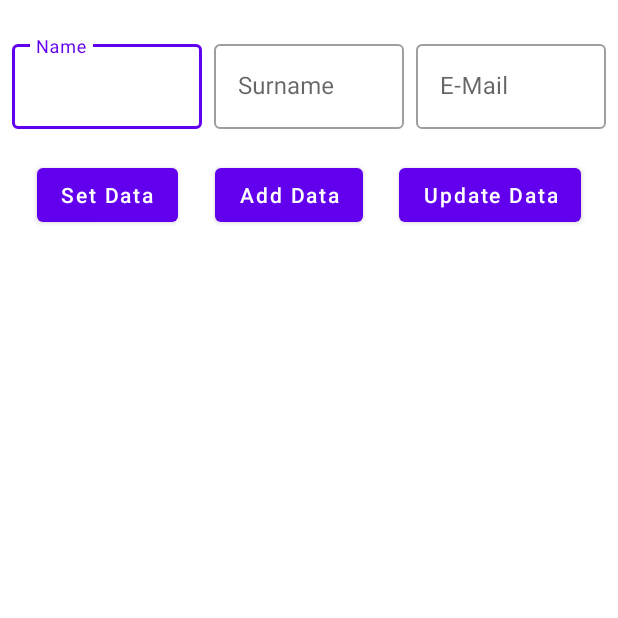
After one commit to cnrture/Firebase-Samples, an Android app: the FirestoreOperationsFragment screen opened directly, with no data from a screen before it, on a phone screen of 412 x 824 dp, the top half of it. The commit adds this screen. Run offline under Robolectric (Android 15) with nearby library versions, the phone set to English and light mode, and no system bars; our stand-ins replace Dagger/Hilt's generated code, Firebase (no records; nobody signed in at launch, a user with empty details on screens opened directly).

Commit message:
Added Firestore add(), set(), update() operations and refactored the codes

```diff
--- a/app/build.gradle
+++ b/app/build.gradle
@@ -5,6 +5,7 @@ plugins {
     id 'kotlin-kapt'
     id 'dagger.hilt.android.plugin'
     id 'androidx.navigation.safeargs'
+    id 'kotlin-parcelize'
 }
 
 android {
@@ -53,6 +54,8 @@ dependencies {
 
     implementation platform('com.google.firebase:firebase-bom:30.3.2')
     implementation 'com.google.firebase:firebase-auth-ktx'
+    implementation 'com.google.firebase:firebase-firestore-ktx'
+
     implementation 'com.google.android.gms:play-services-auth:20.2.0'
 
     // Hilt
--- a/app/src/main/java/com/canerture/firebaseexamples/presentation/auth/AuthFragment.kt
+++ b/app/src/main/java/com/canerture/firebaseexamples/presentation/auth/AuthFragment.kt
@@ -3,11 +3,12 @@ package com.canerture.firebaseexamples.presentation.auth
 import android.os.Bundle
 import android.view.View
 import androidx.fragment.app.Fragment
+import androidx.navigation.fragment.findNavController
 import com.canerture.firebaseexamples.R
+import com.canerture.firebaseexamples.common.AuthOperationsWrapper
 import com.canerture.firebaseexamples.common.viewBinding
 import com.canerture.firebaseexamples.databinding.FragmentAuthBinding
 import com.google.android.material.tabs.TabLayoutMediator
-import com.google.firebase.auth.FirebaseAuth
 import dagger.hilt.android.AndroidEntryPoint
 import javax.inject.Inject
 
@@ -17,18 +18,18 @@ class AuthFragment : Fragment(R.layout.fragment_auth) {
     private val binding by viewBinding(FragmentAuthBinding::bind)
 
     @Inject
-    lateinit var firebaseAuth: FirebaseAuth
+    lateinit var authOperations: AuthOperationsWrapper
 
     override fun onViewCreated(view: View, savedInstanceState: Bundle?) {
         super.onViewCreated(view, savedInstanceState)
 
-        firebaseAuth.currentUser?.let {
-
+        authOperations.checkCurrentUser {
+            findNavController().navigate(R.id.authToFirestoreOperations)
         }
 
         with(binding) {
 
-            val titleList = arrayListOf(NATIVE_PROVIDERS, ADDITIONAL_PROVIDERS)
+            val titleList = arrayListOf("Native Providers", "Additional Providers")
 
             viewPager.adapter = AuthViewPagerAdapter(childFragmentManager, lifecycle)
 
@@ -37,13 +38,8 @@ class AuthFragment : Fragment(R.layout.fragment_auth) {
             }.attach()
 
             btnSignOut.setOnClickListener {
-                firebaseAuth.signOut()
+                authOperations.signOut()
             }
         }
     }
-
-    companion object {
-        private const val NATIVE_PROVIDERS = "Native Providers"
-        private const val ADDITIONAL_PROVIDERS = "Additional Providers"
-    }
 }
--- a/app/src/main/java/com/canerture/firebaseexamples/presentation/auth/additionalproviders/AdditionalProvidersFragment.kt
+++ b/app/src/main/java/com/canerture/firebaseexamples/presentation/auth/additionalproviders/AdditionalProvidersFragment.kt
@@ -7,6 +7,7 @@ import android.widget.Toast
 import androidx.activity.result.IntentSenderRequest
 import androidx.activity.result.contract.ActivityResultContracts
 import androidx.fragment.app.Fragment
+import androidx.navigation.fragment.findNavController
 import com.canerture.firebaseexamples.R
 import com.canerture.firebaseexamples.common.viewBinding
 import com.canerture.firebaseexamples.databinding.FragmentAdditionalProvidersBinding
@@ -75,6 +76,7 @@ class AdditionalProvidersFragment : Fragment(R.layout.fragment_additional_provid
                 firebaseAuth.startActivityForSignInWithProvider(requireActivity(), provider.build())
                     .addOnSuccessListener { authResult ->
                         authResult.user?.let {
+                            findNavController().navigate(R.id.authToFirestoreOperations)
                             Toast.makeText(requireContext(), "Successful!", Toast.LENGTH_SHORT)
                                 .show()
                         }
@@ -91,6 +93,7 @@ class AdditionalProvidersFragment : Fragment(R.layout.fragment_additional_provid
                 firebaseAuth.startActivityForSignInWithProvider(requireActivity(), provider.build())
                     .addOnSuccessListener { authResult ->
                         authResult.user?.let {
+                            findNavController().navigate(R.id.authToFirestoreOperations)
                             Toast.makeText(requireContext(), "Successful!", Toast.LENGTH_SHORT)
                                 .show()
                         }
@@ -109,6 +112,7 @@ class AdditionalProvidersFragment : Fragment(R.layout.fragment_additional_provid
                 val credential = oneTapClient.getSignInCredentialFromIntent(result.data)
                 val idToken = credential.googleIdToken
                 idToken?.let {
+                    findNavController().navigate(R.id.authToFirestoreOperations)
                     Toast.makeText(requireContext(), "idToken", Toast.LENGTH_SHORT).show()
                 }
             }
--- /dev/null
+++ b/app/src/main/java/com/canerture/firebaseexamples/presentation/firestore/ContactsAdapter.kt
@@ -0,0 +1,45 @@
+package com.canerture.firebaseexamples.presentation.firestore
+
+import android.view.LayoutInflater
+import android.view.ViewGroup
+import androidx.recyclerview.widget.RecyclerView
+import com.canerture.firebaseexamples.data.model.Contact
+import com.canerture.firebaseexamples.databinding.ItemContactBinding
+
+class ContactsAdapter : RecyclerView.Adapter<ContactsAdapter.ContactsViewHolder>() {
+
+    private val list = ArrayList<Contact>()
+
+    var onItemClick: (Contact) -> Unit = {}
+
+    override fun onCreateViewHolder(parent: ViewGroup, viewType: Int): ContactsViewHolder {
+        val binding = ItemContactBinding.inflate(LayoutInflater.from(parent.context), parent, false)
+        return ContactsViewHolder(binding)
+    }
+
+    override fun onBindViewHolder(holder: ContactsViewHolder, position: Int) {
+        holder.bind(list[position])
+    }
+
+    inner class ContactsViewHolder(private var binding: ItemContactBinding) :
+        RecyclerView.ViewHolder(binding.root) {
+
+        fun bind(item: Contact) {
+
+            with(binding) {
+
+                tvName.text = item.name
+                tvSurname.text = item.surname
+                tvEmail.text = item.email
+            }
+        }
+    }
+
+    override fun getItemCount(): Int = list.size
+
+    fun updateList(updatedList: List<Contact>) {
+        list.clear()
+        list.addAll(updatedList)
+        notifyItemRangeInserted(0, updatedList.size)
+    }
+}
--- /dev/null
+++ b/app/src/main/java/com/canerture/firebaseexamples/presentation/firestore/FirestoreOperationsFragment.kt
@@ -0,0 +1,97 @@
+package com.canerture.firebaseexamples.presentation.firestore
+
+import android.os.Bundle
+import android.view.View
+import android.widget.Toast
+import androidx.fragment.app.Fragment
+import com.canerture.firebaseexamples.R
+import com.canerture.firebaseexamples.common.FirestoreOperationsWrapper
+import com.canerture.firebaseexamples.common.viewBinding
+import com.canerture.firebaseexamples.data.model.Contact
+import com.canerture.firebaseexamples.databinding.FragmentFirestoreOperationsBinding
+import dagger.hilt.android.AndroidEntryPoint
+import javax.inject.Inject
+
+@AndroidEntryPoint
+class FirestoreOperationsFragment : Fragment(R.layout.fragment_firestore_operations) {
+
+    private val binding by viewBinding(FragmentFirestoreOperationsBinding::bind)
+
+    private val contactsAdapter by lazy { ContactsAdapter() }
+
+    @Inject
+    lateinit var firestoreOperations: FirestoreOperationsWrapper
+
+    override fun onViewCreated(view: View, savedInstanceState: Bundle?) {
+        super.onViewCreated(view, savedInstanceState)
+
+        with(binding) {
+
+            btnAddData.setOnClickListener {
+
+                collectAndCheckData()?.let { contact ->
+
+                    firestoreOperations.addData(contact, {
+                        Toast.makeText(requireContext(), "Data added!", Toast.LENGTH_SHORT).show()
+                    }, {
+                        Toast.makeText(requireContext(), it, Toast.LENGTH_SHORT).show()
+                    })
+                } ?: run {
+                    Toast.makeText(requireContext(), "Missing data!", Toast.LENGTH_SHORT).show()
+                }
+            }
+
+            btnSetData.setOnClickListener {
+
+                collectAndCheckData()?.let { contact ->
+
+                    firestoreOperations.setData(contact, {
+                        Toast.makeText(requireContext(), "Data set!", Toast.LENGTH_SHORT).show()
+                    }, {
+                        Toast.makeText(requireContext(), it, Toast.LENGTH_SHORT).show()
+                    })
+                } ?: run {
+                    Toast.makeText(requireContext(), "Missing data!", Toast.LENGTH_SHORT)
+                        .show()
+                }
+            }
+
+            btnUpdateData.setOnClickListener {
+
+                collectAndCheckData()?.let { contact ->
+
+                    firestoreOperations.updateData(contact, {
+                        Toast.makeText(requireContext(), "Data updated!", Toast.LENGTH_SHORT).show()
+                    }, {
+                        Toast.makeText(requireContext(), it, Toast.LENGTH_SHORT).show()
+                    })
+                } ?: run {
+                    Toast.makeText(requireContext(), "Missing data!", Toast.LENGTH_SHORT).show()
+                }
+            }
+
+            firestoreOperations.getDataWithRealtimeUpdates({
+                contactsAdapter.updateList(it)
+                rvData.adapter = contactsAdapter
+            }, {
+                Toast.makeText(requireContext(), it, Toast.LENGTH_SHORT).show()
+            })
+        }
+    }
+
+    private fun collectAndCheckData(): Contact? {
+
+        with(binding) {
+
+            val name = etName.text.toString()
+            val surname = etSurname.text.toString()
+            val email = etEmail.text.toString()
+
+            return if (name.isNotEmpty() && surname.isNotEmpty() && email.isNotEmpty()) {
+                Contact(name, surname, email)
+            } else {
+                null
+            }
+        }
+    }
+}
--- /dev/null
+++ b/app/src/main/res/layout/fragment_firestore_operations.xml
@@ -0,0 +1,115 @@
+<?xml version="1.0" encoding="utf-8"?>
+<androidx.constraintlayout.widget.ConstraintLayout xmlns:android="http://schemas.android.com/apk/res/android"
+    xmlns:app="http://schemas.android.com/apk/res-auto"
+    xmlns:tools="http://schemas.android.com/tools"
+    android:layout_width="match_parent"
+    android:layout_height="match_parent">
+
+    <Button
+        android:id="@+id/btn_update_data"
+        android:layout_width="wrap_content"
+        android:layout_height="wrap_content"
+        android:text="Update Data"
+        android:textAllCaps="false"
+        app:layout_constraintBottom_toBottomOf="@+id/btn_add_data"
+        app:layout_constraintEnd_toEndOf="parent"
+        app:layout_constraintHorizontal_bias="0.5"
+        app:layout_constraintStart_toEndOf="@+id/btn_add_data"
+        app:layout_constraintTop_toTopOf="@+id/btn_add_data" />
+
+    <Button
+        android:id="@+id/btn_add_data"
+        android:layout_width="wrap_content"
+        android:layout_height="wrap_content"
+        android:layout_marginTop="20dp"
+        android:text="Add Data"
+        android:textAllCaps="false"
+        app:layout_constraintEnd_toStartOf="@+id/btn_update_data"
+        app:layout_constraintHorizontal_bias="0.5"
+        app:layout_constraintStart_toEndOf="@+id/btn_set_data"
+        app:layout_constraintTop_toBottomOf="@+id/til_surname" />
+
+    <com.google.android.material.textfield.TextInputLayout
+        android:id="@+id/til_name"
+        style="@style/Widget.MaterialComponents.TextInputLayout.OutlinedBox"
+        android:layout_width="0dp"
+        android:layout_height="wrap_content"
+        android:layout_marginStart="8dp"
+        android:hint="Name"
+        app:layout_constraintBottom_toBottomOf="@+id/til_surname"
+        app:layout_constraintEnd_toStartOf="@+id/til_surname"
+        app:layout_constraintHorizontal_bias="0.5"
+        app:layout_constraintStart_toStartOf="parent"
+        app:layout_constraintTop_toTopOf="@+id/til_surname">
+
+        <com.google.android.material.textfield.TextInputEditText
+            android:id="@+id/et_name"
+            android:layout_width="match_parent"
+            android:layout_height="wrap_content"
+            android:singleLine="true" />
+    </com.google.android.material.textfield.TextInputLayout>
+
+    <com.google.android.material.textfield.TextInputLayout
+        android:id="@+id/til_surname"
+        style="@style/Widget.MaterialComponents.TextInputLayout.OutlinedBox"
+        android:layout_width="0dp"
+        android:layout_height="wrap_content"
+        android:layout_marginStart="8dp"
+        android:layout_marginTop="24dp"
+        android:layout_marginEnd="8dp"
+        android:hint="Surname"
+        app:layout_constraintEnd_toStartOf="@+id/til_email"
+        app:layout_constraintHorizontal_bias="0.5"
+        app:layout_constraintStart_toEndOf="@+id/til_name"
+        app:layout_constraintTop_toTopOf="parent">
+
+        <com.google.android.material.textfield.TextInputEditText
+            android:id="@+id/et_surname"
+            android:layout_width="match_parent"
+            android:layout_height="wrap_content"
+            android:singleLine="true" />
+    </com.google.android.material.textfield.TextInputLayout>
+
+    <com.google.android.material.textfield.TextInputLayout
+        android:id="@+id/til_email"
+        style="@style/Widget.MaterialComponents.TextInputLayout.OutlinedBox"
+        android:layout_width="0dp"
+        android:layout_height="wrap_content"
+        android:layout_marginEnd="8dp"
+        android:hint="E-Mail"
+        app:layout_constraintBottom_toBottomOf="@+id/til_surname"
+        app:layout_constraintEnd_toEndOf="parent"
+        app:layout_constraintHorizontal_bias="0.5"
+        app:layout_constraintStart_toEndOf="@+id/til_surname"
+        app:layout_constraintTop_toTopOf="@+id/til_surname">
+
+        <com.google.android.material.textfield.TextInputEditText
+            android:id="@+id/et_email"
+            android:layout_width="match_parent"
+            android:layout_height="wrap_content"
+            android:singleLine="true" />
+    </com.google.android.material.textfield.TextInputLayout>
+
+    <androidx.recyclerview.widget.RecyclerView
+        android:id="@+id/rv_data"
+        android:layout_width="0dp"
+        android:layout_height="wrap_content"
+        android:layout_marginTop="16dp"
+        app:layoutManager="androidx.recyclerview.widget.LinearLayoutManager"
+        app:layout_constraintEnd_toEndOf="parent"
+        app:layout_constraintHorizontal_bias="0.0"
+        app:layout_constraintStart_toStartOf="parent"
+        app:layout_constraintTop_toBottomOf="@+id/btn_add_data" />
+
+    <Button
+        android:id="@+id/btn_set_data"
+        android:layout_width="wrap_content"
+        android:layout_height="wrap_content"
+        android:text="Set Data"
+        android:textAllCaps="false"
+        app:layout_constraintBottom_toBottomOf="@+id/btn_add_data"
+        app:layout_constraintEnd_toStartOf="@+id/btn_add_data"
+        app:layout_constraintHorizontal_bias="0.5"
+        app:layout_constraintStart_toStartOf="parent"
+        app:layout_constraintTop_toTopOf="@+id/btn_add_data" />
+</androidx.constraintlayout.widget.ConstraintLayout>
--- a/app/src/main/res/navigation/login_graph.xml
+++ b/app/src/main/res/navigation/login_graph.xml
@@ -6,5 +6,15 @@
     <fragment
         android:id="@+id/authFragment"
         android:name="com.canerture.firebaseexamples.presentation.auth.AuthFragment"
-        android:label="AuthFragment" />
+        android:label="AuthFragment" >
+        <action
+            android:id="@+id/authToFirestoreOperations"
+            app:destination="@id/firestoreOperationsFragment"
+            app:popUpTo="@id/login_graph"
+            app:popUpToInclusive="true" />
+    </fragment>
+    <fragment
+        android:id="@+id/firestoreOperationsFragment"
+        android:name="com.canerture.firebaseexamples.presentation.firestore.FirestoreOperationsFragment"
+        android:label="FirestoreOperationsFragment" />
 </navigation>
```
Also changed, not shown: app/src/main/java/com/canerture/firebaseexamples/common/AuthOperationsWrapper.kt (added, +137 -0 lines), app/src/main/java/com/canerture/firebaseexamples/common/FirestoreOperationsWrapper.kt (added, +56 -0 lines), app/src/main/java/com/canerture/firebaseexamples/data/model/Contact.kt (added, +7 -0 lines), app/src/main/java/com/canerture/firebaseexamples/di/FirebaseModule.kt (+19 -3 lines), app/src/main/java/com/canerture/firebaseexamples/presentation/auth/nativeproviders/NativeProvidersFragment.kt (+35 -65 lines), app/src/main/res/layout/item_contact.xml (added, +52 -0 lines).
